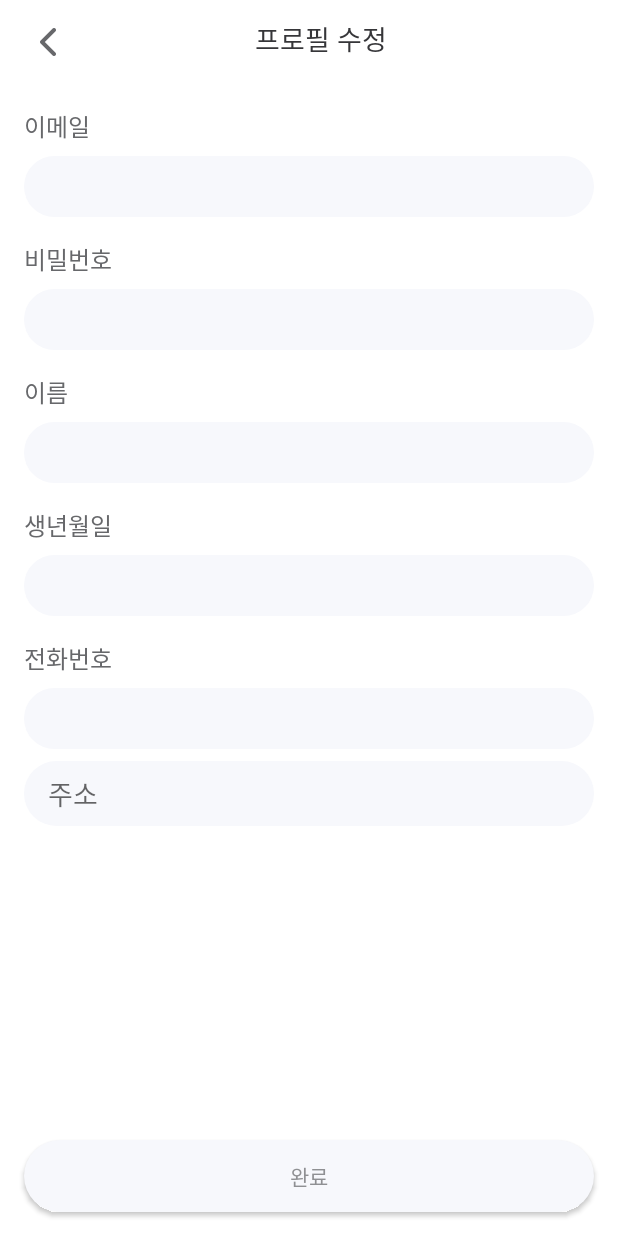
After one commit to teambaekgu/baekgu_dev, an Android app: the ProfileEditActivity screen opened directly, with no data from a screen before it, on a phone screen of 412 x 824 dp. The commit adds this screen. Run offline under Robolectric (Android 15) with nearby library versions, the phone set to English and light mode, and no system bars.

Commit message:
회원정보 수정 페이지 추가

```diff
--- a/app/src/main/AndroidManifest.xml
+++ b/app/src/main/AndroidManifest.xml
@@ -56,6 +56,12 @@
             android:exported="true"
             android:screenOrientation="portrait"
             />
+
+        <activity
+            android:name=".src.profile_edit.ProfileEditActivity"
+            android:exported="true"
+            android:screenOrientation="portrait"
+            />
     </application>
 
 </manifest>
--- a/app/src/main/java/com/kookmin/mobile_programming/baekgu/myapplication/src/fg_profile/ProfileFragment.kt
+++ b/app/src/main/java/com/kookmin/mobile_programming/baekgu/myapplication/src/fg_profile/ProfileFragment.kt
@@ -1,15 +1,26 @@
 package com.kookmin.mobile_programming.baekgu.myapplication.src.fg_profile
 
+import android.content.Intent
 import android.os.Bundle
 import android.view.View
 import com.kookmin.mobile_programming.baekgu.myapplication.R
 import com.kookmin.mobile_programming.baekgu.myapplication.config.BaseFragment
 import com.kookmin.mobile_programming.baekgu.myapplication.databinding.FragmentProfileBinding
+import com.kookmin.mobile_programming.baekgu.myapplication.src.profile_edit.ProfileEditActivity
 
 class ProfileFragment: BaseFragment<FragmentProfileBinding>(FragmentProfileBinding::bind, R.layout.fragment_profile) {
 
     override fun onViewCreated(view: View, savedInstanceState: Bundle?) {
         super.onViewCreated(view, savedInstanceState)
 
+        setListener()
+    }
+
+
+    private fun setListener(){
+        binding.fgProfileTvProfileEdit.setOnClickListener {
+            var intent= Intent(requireContext(),ProfileEditActivity::class.java)
+            startActivity(intent)
+        }
     }
 }
--- /dev/null
+++ b/app/src/main/java/com/kookmin/mobile_programming/baekgu/myapplication/src/profile_edit/ProfileEditActivity.kt
@@ -0,0 +1,20 @@
+package com.kookmin.mobile_programming.baekgu.myapplication.src.profile_edit
+
+import android.os.Bundle
+import com.kookmin.mobile_programming.baekgu.myapplication.config.BaseActivity
+import com.kookmin.mobile_programming.baekgu.myapplication.databinding.ActivityProfileEditBinding
+
+class ProfileEditActivity:BaseActivity<ActivityProfileEditBinding>(ActivityProfileEditBinding::inflate) {
+
+    override fun onCreate(savedInstanceState: Bundle?) {
+        super.onCreate(savedInstanceState)
+
+        setListener()
+    }
+
+    private fun setListener(){
+        binding.profileEditImgBack.setOnClickListener {
+            finish()
+        }
+    }
+}
--- /dev/null
+++ b/app/src/main/res/layout/activity_profile_edit.xml
@@ -0,0 +1,285 @@
+<?xml version="1.0" encoding="utf-8"?>
+<androidx.constraintlayout.widget.ConstraintLayout
+    xmlns:android="http://schemas.android.com/apk/res/android"
+    android:layout_width="match_parent"
+    android:layout_height="match_parent"
+    xmlns:app="http://schemas.android.com/apk/res-auto">
+
+
+    <androidx.appcompat.widget.Toolbar
+        android:id="@+id/profile_edit_toolbar"
+        android:layout_width="match_parent"
+        android:layout_height="wrap_content"
+        app:layout_constraintTop_toTopOf="parent"
+        app:layout_constraintLeft_toLeftOf="parent"
+        app:layout_constraintRight_toRightOf="parent">
+
+        <androidx.constraintlayout.widget.ConstraintLayout
+            android:layout_width="match_parent"
+            android:layout_height="match_parent">
+            <androidx.appcompat.widget.AppCompatImageView
+                android:id="@+id/profile_edit_img_back"
+                android:layout_width="32dp"
+                android:layout_height="32dp"
+                android:src="@drawable/ic_btn_back_left"
+                app:layout_constraintLeft_toLeftOf="parent"
+                app:layout_constraintTop_toTopOf="parent"
+                app:layout_constraintBottom_toBottomOf="parent"
+                />
+
+            <androidx.appcompat.widget.AppCompatTextView
+                android:id="@+id/profile_edit_tv_title"
+                android:layout_width="wrap_content"
+                android:layout_height="wrap_content"
+                android:text="프로필 수정"
+                android:textSize="@dimen/text_large"
+                android:textColor="@color/mainBlack"
+                android:fontFamily="@font/spoqa_han_sans_neo_bold"
+                app:layout_constraintTop_toTopOf="parent"
+                app:layout_constraintLeft_toLeftOf="parent"
+                app:layout_constraintRight_toRightOf="parent"
+                />
+
+
+        </androidx.constraintlayout.widget.ConstraintLayout>
+
+
+    </androidx.appcompat.widget.Toolbar>
+
+
+
+    <androidx.constraintlayout.widget.ConstraintLayout
+        android:layout_width="match_parent"
+        android:layout_height="0dp"
+        app:layout_constraintTop_toBottomOf="@+id/profile_edit_toolbar"
+        app:layout_constraintLeft_toLeftOf="parent"
+        app:layout_constraintRight_toRightOf="parent"
+        app:layout_constraintBottom_toTopOf="@+id/profile_edit_tv_finish"
+        >
+
+        <androidx.appcompat.widget.LinearLayoutCompat
+            android:id="@+id/profile_edit_layout_id"
+            android:layout_width="match_parent"
+            android:layout_height="wrap_content"
+            android:orientation="vertical"
+            android:paddingHorizontal="16dp"
+            android:layout_marginTop="16dp"
+            app:layout_constraintTop_toTopOf="parent"
+            app:layout_constraintLeft_toLeftOf="parent"
+            app:layout_constraintRight_toRightOf="parent"
+            >
+            <androidx.appcompat.widget.AppCompatTextView
+                android:id="@+id/profile_edit_tv_id_title"
+                android:layout_width="wrap_content"
+                android:layout_height="wrap_content"
+                android:text="이메일"
+                android:textColor="@color/darkGrey"
+                android:textSize="16dp"
+                android:fontFamily="@font/spoqa_han_sans_neo_bold"
+                />
+
+            <androidx.appcompat.widget.AppCompatEditText
+                android:id="@+id/profile_edit_edit_id"
+                android:layout_width="match_parent"
+                android:layout_height="wrap_content"
+                android:paddingVertical="8dp"
+                android:paddingHorizontal="16dp"
+                android:maxLength="20"
+                android:background="@drawable/bg_btn_disabled"
+                android:layout_marginTop="@dimen/vertical_margin_small"
+                />
+
+
+        </androidx.appcompat.widget.LinearLayoutCompat>
+
+
+
+        <androidx.appcompat.widget.LinearLayoutCompat
+            android:id="@+id/profile_edit_layout_pw"
+            android:layout_width="match_parent"
+            android:layout_height="wrap_content"
+            android:orientation="vertical"
+            android:layout_marginTop="16dp"
+            android:paddingHorizontal="16dp"
+            app:layout_constraintTop_toBottomOf="@+id/profile_edit_layout_id"
+            app:layout_constraintLeft_toLeftOf="parent"
+            app:layout_constraintRight_toRightOf="parent"
+            >
+            <androidx.appcompat.widget.AppCompatTextView
+                android:id="@+id/profile_edit_tv_pw_title"
+                android:layout_width="wrap_content"
+                android:layout_height="wrap_content"
+                android:text="비밀번호"
+                android:fontFamily="@font/spoqa_han_sans_neo_bold"
+                android:textColor="@color/darkGrey"
+                android:textSize="16dp"
+                />
+
+            <androidx.appcompat.widget.AppCompatEditText
+                android:id="@+id/profile_edit_edit_pw"
+                android:layout_width="match_parent"
+                android:layout_height="wrap_content"
+                android:paddingVertical="8dp"
+                android:paddingHorizontal="16dp"
+                android:maxLength="20"
+                android:background="@drawable/bg_btn_disabled"
+                android:layout_marginTop="@dimen/vertical_margin_small"
+                />
+
+        </androidx.appcompat.widget.LinearLayoutCompat>
+
+
+        <androidx.appcompat.widget.LinearLayoutCompat
+            android:id="@+id/profile_edit_layout_name"
+            android:layout_width="match_parent"
+            android:layout_height="wrap_content"
+            android:orientation="vertical"
+            android:paddingHorizontal="16dp"
+            android:layout_marginTop="16dp"
+            app:layout_constraintTop_toBottomOf="@+id/profile_edit_layout_pw"
+            app:layout_constraintLeft_toLeftOf="parent"
+            app:layout_constraintRight_toRightOf="parent"
+            >
+
+            <androidx.appcompat.widget.AppCompatTextView
+                android:id="@+id/profile_edit_tv_name_title"
+                android:layout_width="wrap_content"
+                android:layout_height="wrap_content"
+                android:text="이름"
+                android:fontFamily="@font/spoqa_han_sans_neo_bold"
+                android:textColor="@color/darkGrey"
+                android:textSize="16dp"
+                />
+
+            <androidx.appcompat.widget.AppCompatEditText
+                android:id="@+id/profile_edit_edit_name"
+                android:layout_width="match_parent"
+                android:layout_height="wrap_content"
+                android:paddingVertical="8dp"
+                android:paddingHorizontal="16dp"
+                android:maxLength="20"
+                android:background="@drawable/bg_btn_disabled"
+                android:layout_marginTop="@dimen/vertical_margin_small"
+                />
+
+
+        </androidx.appcompat.widget.LinearLayoutCompat>
+
+
+        <androidx.appcompat.widget.LinearLayoutCompat
+            android:id="@+id/profile_edit_layout_birthday"
+            android:layout_width="match_parent"
+            android:layout_height="wrap_content"
+            android:orientation="vertical"
+            android:paddingHorizontal="16dp"
+            android:layout_marginTop="16dp"
+            app:layout_constraintTop_toBottomOf="@+id/profile_edit_layout_name"
+            app:layout_constraintLeft_toLeftOf="parent"
+            app:layout_constraintRight_toRightOf="parent"
+            >
+
+            <androidx.appcompat.widget.AppCompatTextView
+                android:id="@+id/profile_edit_tv_birthday_title"
+                android:layout_width="wrap_content"
+                android:layout_height="wrap_content"
+                android:text="생년월일"
+                android:fontFamily="@font/spoqa_han_sans_neo_bold"
+                android:textColor="@color/darkGrey"
+                android:textSize="16dp"
+                />
+
+            <androidx.appcompat.widget.AppCompatEditText
+                android:id="@+id/profile_edit_edit_birthday"
+                android:layout_width="match_parent"
+                android:layout_height="wrap_content"
+                android:paddingVertical="8dp"
+                android:paddingHorizontal="16dp"
+                android:maxLength="20"
+                android:background="@drawable/bg_btn_disabled"
+                android:layout_marginTop="@dimen/vertical_margin_small"
+                />
+
+        </androidx.appcompat.widget.LinearLayoutCompat>
+
+
+
+
+
+        <androidx.appcompat.widget.LinearLayoutCompat
+            android:id="@+id/profile_edit_layout_number"
+            android:layout_width="match_parent"
+            android:layout_height="wrap_content"
+            android:orientation="vertical"
+            android:paddingHorizontal="16dp"
+            android:layout_marginTop="16dp"
+            app:layout_constraintTop_toBottomOf="@+id/profile_edit_layout_birthday"
+            app:layout_constraintLeft_toLeftOf="parent"
+            app:layout_constraintRight_toRightOf="parent"
+            >
+
+            <androidx.appcompat.widget.AppCompatTextView
+                android:id="@+id/profile_edit_tv_number_title"
+                android:layout_width="wrap_content"
+                android:layout_height="wrap_content"
+                android:text="전화번호"
+                android:fontFamily="@font/spoqa_han_sans_neo_bold"
+                android:textColor="@color/darkGrey"
+                android:textSize="16dp"
+                />
+
+            <androidx.appcompat.widget.AppCompatEditText
+                android:id="@+id/profile_edit_edit_number"
+                android:layout_width="match_parent"
+                android:layout_height="wrap_content"
+                android:paddingVertical="8dp"
+                android:paddingHorizontal="16dp"
+                android:maxLength="20"
+                android:background="@drawable/bg_btn_disabled"
+                android:layout_marginTop="@dimen/vertical_margin_small"
+                />
+
+
+        </androidx.appcompat.widget.LinearLayoutCompat>
+
+
+
+
+
+        <androidx.appcompat.widget.AppCompatEditText
+            android:id="@+id/profile_edit_edit_town"
+            android:layout_width="match_parent"
+            android:layout_height="wrap_content"
+            android:hint="주소"
+            android:layout_marginHorizontal="@dimen/horizontal_margin"
+            android:paddingVertical="8dp"
+            android:paddingHorizontal="16dp"
+            android:maxLength="20"
+            android:background="@drawable/bg_btn_disabled"
+            android:layout_marginTop="@dimen/vertical_margin_small"
+            app:layout_constraintTop_toBottomOf="@+id/profile_edit_layout_number"
+            app:layout_constraintLeft_toLeftOf="parent"
+            app:layout_constraintRight_toRightOf="parent"
+            />
+    </androidx.constraintlayout.widget.ConstraintLayout>
+
+
+
+
+
+    <androidx.appcompat.widget.AppCompatButton
+        android:id="@+id/profile_edit_tv_finish"
+        android:layout_width="match_parent"
+        android:layout_height="wrap_content"
+        android:layout_marginHorizontal="16dp"
+        android:layout_marginBottom="16dp"
+        android:text="완료"
+        android:textColor="@color/subGrey"
+        android:fontFamily="@font/spoqa_han_sans_neo_bold"
+        android:background="@drawable/bg_btn_disabled"
+        app:layout_constraintBottom_toBottomOf="parent"
+        app:layout_constraintLeft_toLeftOf="parent"
+        app:layout_constraintRight_toRightOf="parent"
+        />
+
+
+</androidx.constraintlayout.widget.ConstraintLayout>
--- a/app/src/main/res/layout/fragment_profile.xml
+++ b/app/src/main/res/layout/fragment_profile.xml
@@ -90,6 +90,19 @@
                 app:layout_constraintLeft_toLeftOf="parent"
                 app:layout_constraintTop_toBottomOf="@+id/fg_profile_tv_town" />
         </androidx.constraintlayout.widget.ConstraintLayout>
+
+        <androidx.appcompat.widget.AppCompatTextView
+            android:id="@+id/fg_profile_tv_profile_edit"
+            android:layout_width="wrap_content"
+            android:layout_height="wrap_content"
+            android:layout_marginRight="@dimen/horizontal_margin"
+            android:text="수정"
+            android:textColor="@color/subGrey"
+            android:textSize="@dimen/text_standard"
+            android:fontFamily="@font/spoqa_han_sans_neo_regular"
+            app:layout_constraintRight_toRightOf="parent"
+            app:layout_constraintTop_toTopOf="parent"
+            />
 
 
     </androidx.constraintlayout.widget.ConstraintLayout>
```
